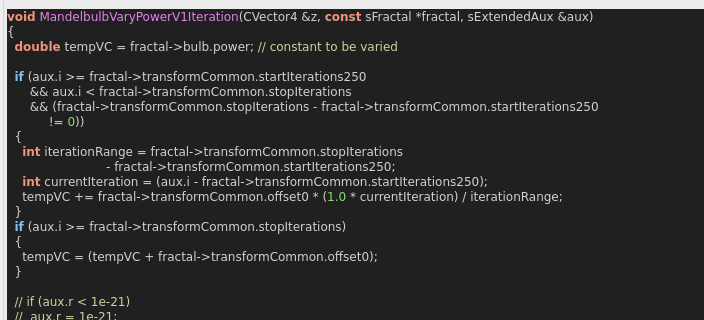
Old version of the form mandelbulber2/formula/ui/fractal_mandelbulb_vary_power_v1.ui in the repository buddhi1980/mandelbulber2; both pictures show x 0 to 704 and y 229 to 549 of the 916 by 830 pixel window.
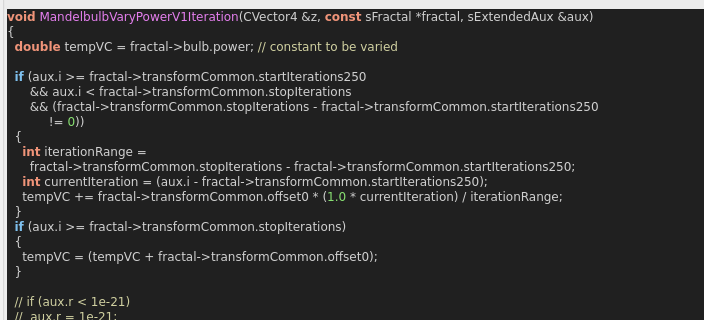
New version of the form. Custom widgets are drawn as their Qt base class.

The edit to the form file:
```diff
--- a/mandelbulber2/formula/ui/fractal_mandelbulb_vary_power_v1.ui
+++ b/mandelbulber2/formula/ui/fractal_mandelbulb_vary_power_v1.ui
@@ -373,8 +373,8 @@
       &lt;span style=&quot;color:#d0d0d0&quot;&gt;&amp;amp;&amp;amp; (&lt;/span&gt;fractal&lt;span style=&quot;color:#d0d0d0&quot;&gt;-&amp;gt;&lt;/span&gt;transformCommon&lt;span style=&quot;color:#d0d0d0&quot;&gt;.&lt;/span&gt;stopIterations &lt;span style=&quot;color:#d0d0d0&quot;&gt;-&lt;/span&gt; fractal&lt;span style=&quot;color:#d0d0d0&quot;&gt;-&amp;gt;&lt;/span&gt;transformCommon&lt;span style=&quot;color:#d0d0d0&quot;&gt;.&lt;/span&gt;startIterations250
            &lt;span style=&quot;color:#d0d0d0&quot;&gt;!=&lt;/span&gt; &lt;span style=&quot;color:#87df71&quot;&gt;0&lt;/span&gt;&lt;span style=&quot;color:#d0d0d0&quot;&gt;))&lt;/span&gt;
   &lt;span style=&quot;color:#d0d0d0&quot;&gt;{&lt;/span&gt;
-    &lt;span style=&quot;color:#f09479; font-weight:bold&quot;&gt;int&lt;/span&gt; iterationRange &lt;span style=&quot;color:#d0d0d0&quot;&gt;=&lt;/span&gt; fractal&lt;span style=&quot;color:#d0d0d0&quot;&gt;-&amp;gt;&lt;/span&gt;transformCommon&lt;span style=&quot;color:#d0d0d0&quot;&gt;.&lt;/span&gt;stopIterations
-                          &lt;span style=&quot;color:#d0d0d0&quot;&gt;-&lt;/span&gt; fractal&lt;span style=&quot;color:#d0d0d0&quot;&gt;-&amp;gt;&lt;/span&gt;transformCommon&lt;span style=&quot;color:#d0d0d0&quot;&gt;.&lt;/span&gt;startIterations250&lt;span style=&quot;color:#d0d0d0&quot;&gt;;&lt;/span&gt;
+    &lt;span style=&quot;color:#f09479; font-weight:bold&quot;&gt;int&lt;/span&gt; iterationRange &lt;span style=&quot;color:#d0d0d0&quot;&gt;=&lt;/span&gt;
+      fractal&lt;span style=&quot;color:#d0d0d0&quot;&gt;-&amp;gt;&lt;/span&gt;transformCommon&lt;span style=&quot;color:#d0d0d0&quot;&gt;.&lt;/span&gt;stopIterations &lt;span style=&quot;color:#d0d0d0&quot;&gt;-&lt;/span&gt; fractal&lt;span style=&quot;color:#d0d0d0&quot;&gt;-&amp;gt;&lt;/span&gt;transformCommon&lt;span style=&quot;color:#d0d0d0&quot;&gt;.&lt;/span&gt;startIterations250&lt;span style=&quot;color:#d0d0d0&quot;&gt;;&lt;/span&gt;
     &lt;span style=&quot;color:#f09479; font-weight:bold&quot;&gt;int&lt;/span&gt; currentIteration &lt;span style=&quot;color:#d0d0d0&quot;&gt;= (&lt;/span&gt;aux&lt;span style=&quot;color:#d0d0d0&quot;&gt;.&lt;/span&gt;i &lt;span style=&quot;color:#d0d0d0&quot;&gt;-&lt;/span&gt; fractal&lt;span style=&quot;color:#d0d0d0&quot;&gt;-&amp;gt;&lt;/span&gt;transformCommon&lt;span style=&quot;color:#d0d0d0&quot;&gt;.&lt;/span&gt;startIterations250&lt;span style=&quot;color:#d0d0d0&quot;&gt;);&lt;/span&gt;
     tempVC &lt;span style=&quot;color:#d0d0d0&quot;&gt;+=&lt;/span&gt; fractal&lt;span style=&quot;color:#d0d0d0&quot;&gt;-&amp;gt;&lt;/span&gt;transformCommon&lt;span style=&quot;color:#d0d0d0&quot;&gt;.&lt;/span&gt;offset0 &lt;span style=&quot;color:#d0d0d0&quot;&gt;* (&lt;/span&gt;&lt;span style=&quot;color:#87df71&quot;&gt;1.0&lt;/span&gt; &lt;span style=&quot;color:#d0d0d0&quot;&gt;*&lt;/span&gt; currentIteration&lt;span style=&quot;color:#d0d0d0&quot;&gt;) /&lt;/span&gt; iterationRange&lt;span style=&quot;color:#d0d0d0&quot;&gt;;&lt;/span&gt;
   &lt;span style=&quot;color:#d0d0d0&quot;&gt;}&lt;/span&gt;
```
